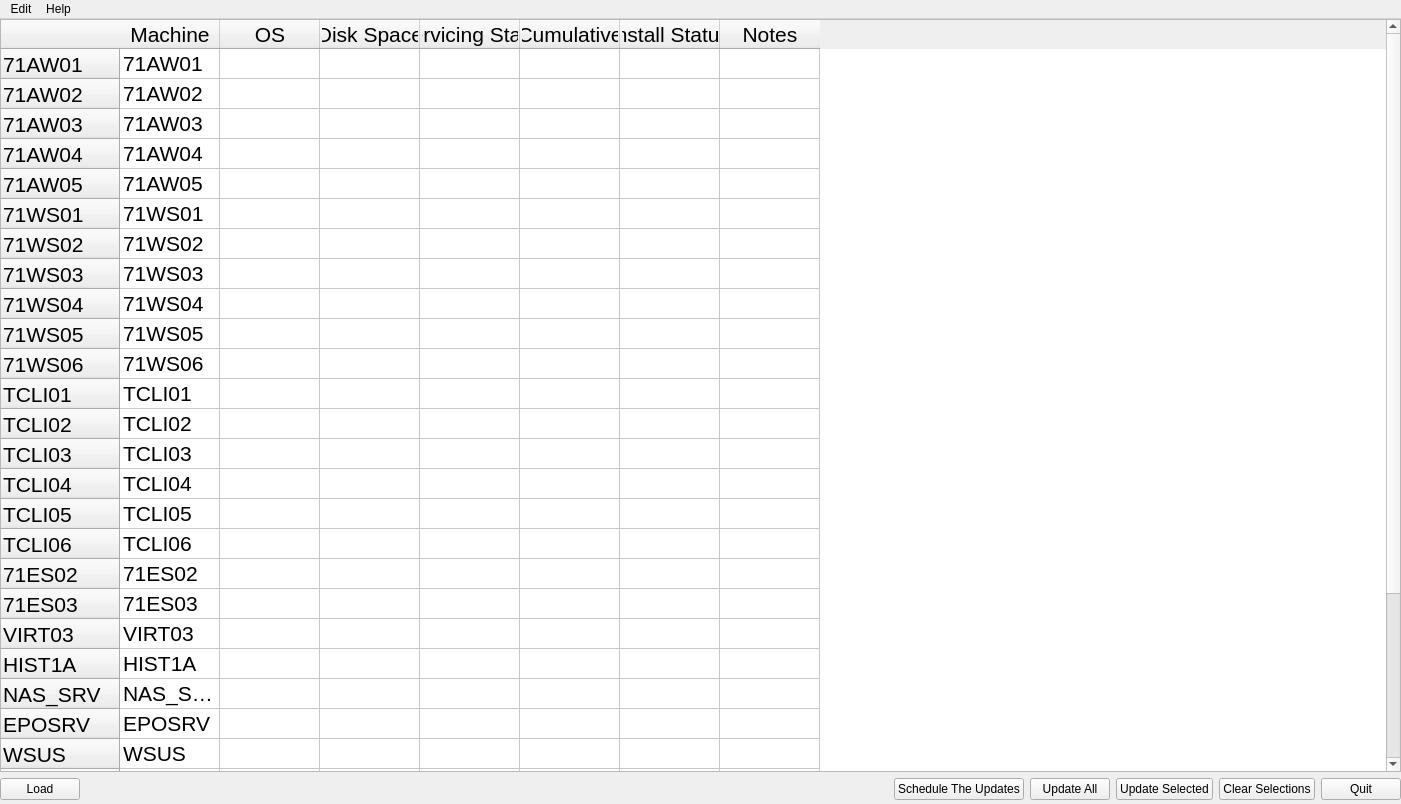
bassogio/WindowsSecurityUpdateGUI, file WindowsSecurityUpdateMainWindow.ui: the form before one commit.
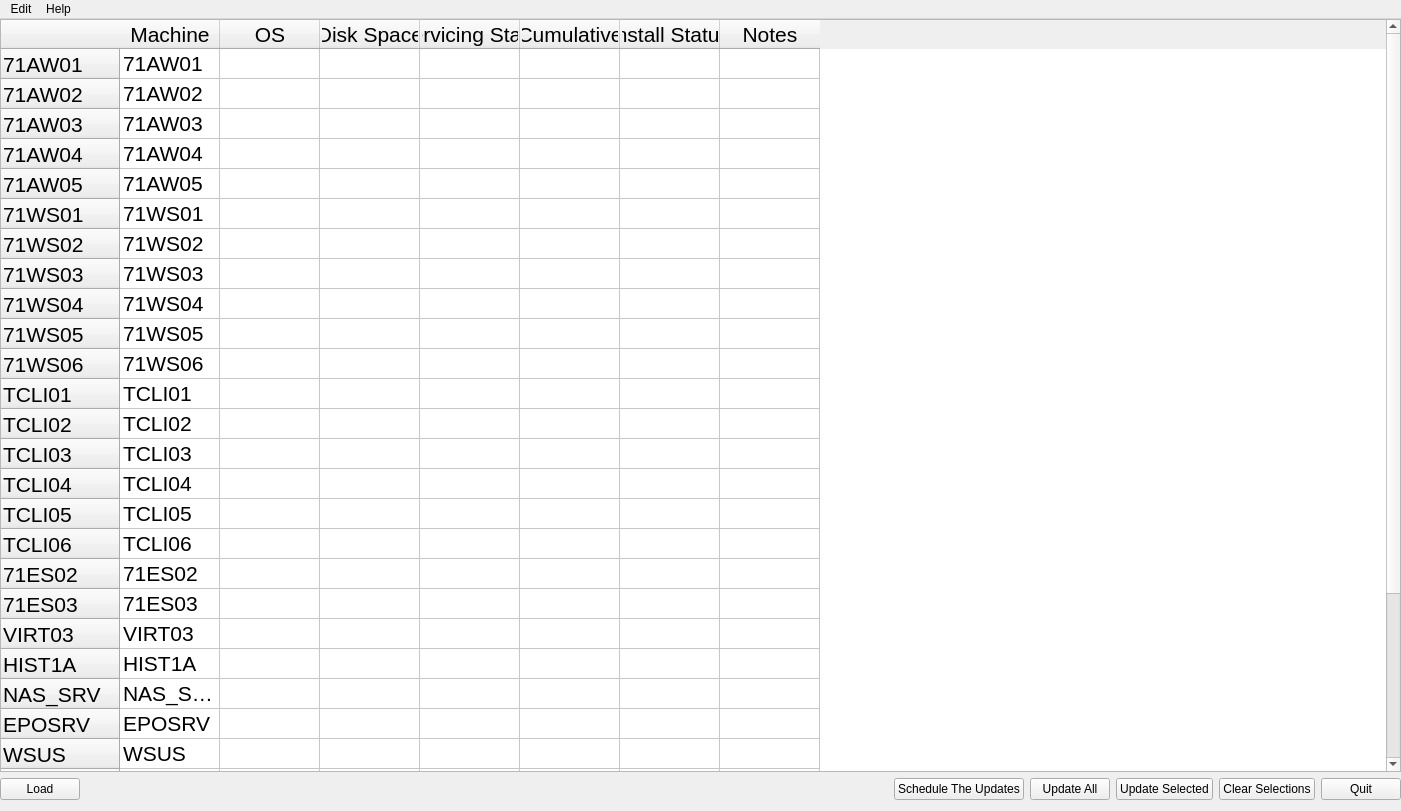
The form after the commit.

What changed in the file:
```diff
--- a/WindowsSecurityUpdateMainWindow.ui
+++ b/WindowsSecurityUpdateMainWindow.ui
@@ -7,7 +7,7 @@
     <x>0</x>
     <y>0</y>
     <width>1401</width>
-    <height>804</height>
+    <height>811</height>
    </rect>
   </property>
   <property name="windowTitle">
```
Left out of the diff: 9 changed lines with no effect on the pictures.
